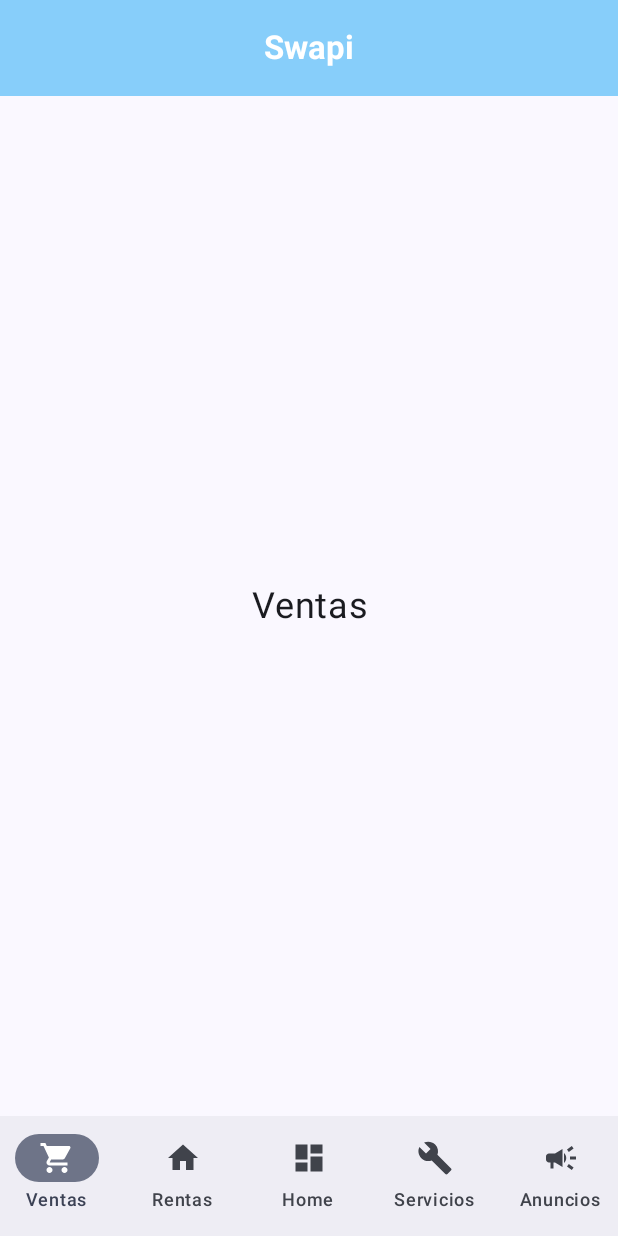
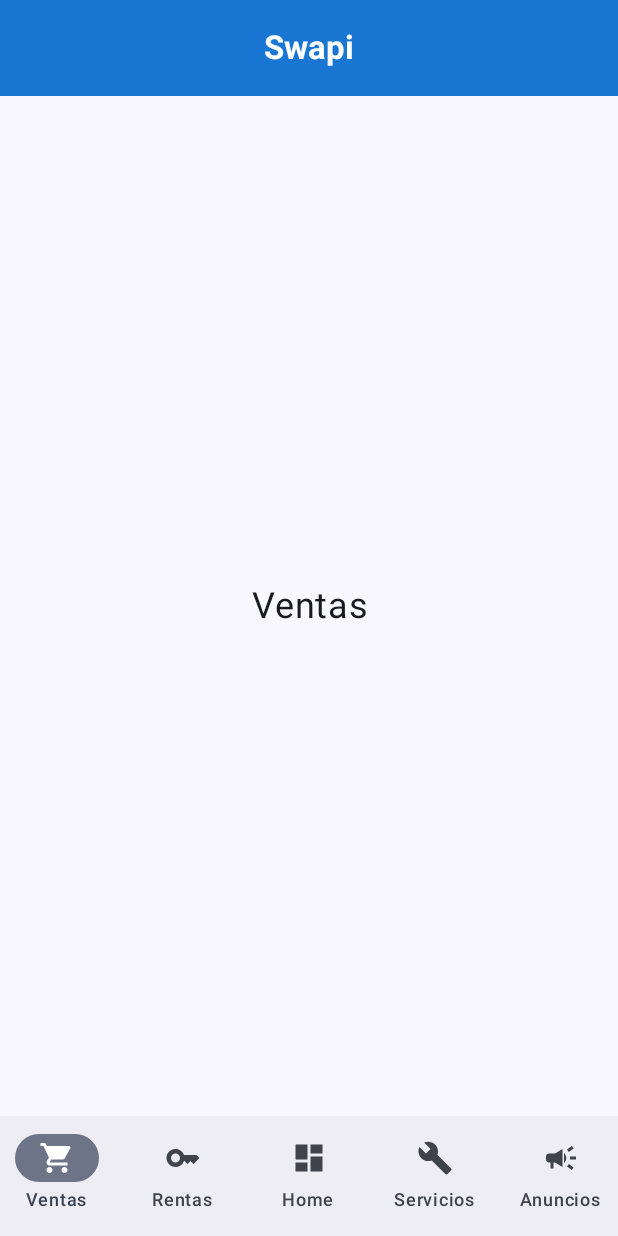
Before and after one commit to OmarAcuna0205/Swapi-APP-ANDROID, an Android app built with Jetpack Compose: the composable TabBarNavigationView shown on its own in the app's theme, on a phone screen of 412 x 824 dp. Run offline under Robolectric (Android 15) with nearby library versions, the phone set to English and light mode, and no system bars; 1 statement that could not run was skipped.

Commit message:
changed an icon and updated TabBar navigation color

```diff
--- a/Swapi-APP-ANDROID/app/src/main/java/com/swapi/androidClassMp1/navigation/TabBarNavigationView.kt
+++ b/Swapi-APP-ANDROID/app/src/main/java/com/swapi/androidClassMp1/navigation/TabBarNavigationView.kt
@@ -27,7 +27,7 @@ fun TabBarNavigationView(navController: NavHostController = rememberNavControlle
             CenterAlignedTopAppBar(
                 title = { Text(text = "Swapi") },
                 colors = TopAppBarDefaults.centerAlignedTopAppBarColors(
-                    containerColor = Color(0xFF87CEFA), // Azul
+                    containerColor = Color(0xFF1976D2), // Azul
                     titleContentColor = Color.White
                 )
             )
@@ -41,7 +41,7 @@ fun TabBarNavigationView(navController: NavHostController = rememberNavControlle
                     onClick = { navController.navigate("ventas") }
                 )
                 NavigationBarItem(
-                    icon = { Icon(Icons.Default.Home, contentDescription = "Rentas") },
+                    icon = { Icon(Icons.Default.Key, contentDescription = "Rentas") },
                     label = { Text("Rentas") },
                     selected = currentRoute == "rentas",
                     onClick = { navController.navigate("rentas") }
```
